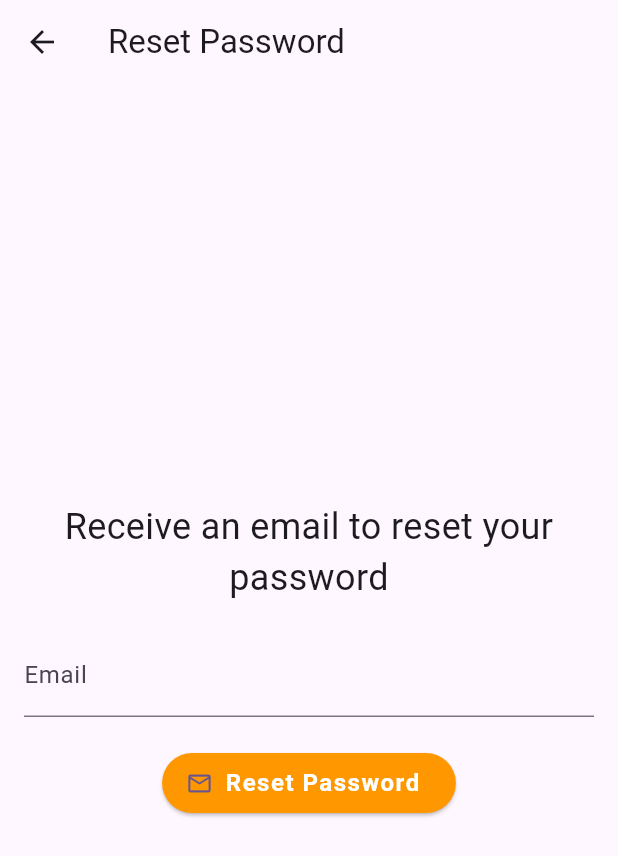
After one commit to DienMinhTri/my_app, a Flutter app: the ForgotPasswordPage screen opened directly, on a phone screen of 412 x 824 dp. The commit adds this screen. Shown: the top 856 px of the screen. Run offline on Flutter 3.47's test engine with Material 2 defaults, Android fonts, the light colour scheme and no system bars; our stand-ins replace email_validator, firebase_auth, firebase_core; accounts and stored records are empty; network calls fail.

Commit message:
verify and reset password

```diff
--- a/lib/screens/account.dart
+++ b/lib/screens/account.dart
@@ -1,3 +1,4 @@
+import 'package:firebase_auth/firebase_auth.dart';
 import 'package:flutter/material.dart';
 import 'package:my_app/screens/create.dart';
 
@@ -148,7 +149,7 @@ class _AccountScreenState extends State<AccountScreen> {
                           padding: const EdgeInsets.only(bottom: 50),
                           iconSize: 40,
                           icon: const Icon(Icons.more_vert),
-                          onPressed: () {},
+                          onPressed: () => FirebaseAuth.instance.signOut(),
                         ),
                       ],
                     ),
--- a/lib/screens/welcom.dart
+++ b/lib/screens/welcom.dart
@@ -11,6 +11,8 @@ class Welcome extends StatefulWidget {
 }
 
 class _WelcomeState extends State<Welcome> {
+  get onClickedSignUp => null;
+
   @override
   Widget build(BuildContext context) {
     return Scaffold(
@@ -33,7 +35,7 @@ class _WelcomeState extends State<Welcome> {
                 onTap: () {
                   Navigator.push(
                     context,
-                    MaterialPageRoute(builder: (context) => const Login()),
+                    MaterialPageRoute(builder: (context) => Login(onClickedSignUp: () { })),
                   );
                 },
                 child: Container(
@@ -62,7 +64,7 @@ class _WelcomeState extends State<Welcome> {
               onTap: () {
                 Navigator.push(
                   context,
-                  MaterialPageRoute(builder: (context) => const Register()),
+                  MaterialPageRoute(builder: (context) => Register(onClickedSignIn: () {  },)),
                 );
               },
               child: Container(
--- /dev/null
+++ b/lib/services/utils.dart
@@ -0,0 +1,18 @@
+import 'package:flutter/material.dart';
+
+final messengerKey = GlobalKey<ScaffoldMessengerState>();
+
+class Utils {
+  static final messengerKey = GlobalKey<ScaffoldMessengerState>();
+  showSnackBar(String? text) {
+    // ignore: avoid_print
+    print(text);
+    if (text == null) return;
+
+    final snackBar = SnackBar(content: Text(text), backgroundColor: Colors.red);
+
+    messengerKey.currentState!
+      ..removeCurrentSnackBar()
+      ..showSnackBar(snackBar);
+  }
+}
--- /dev/null
+++ b/lib/widgets/forgot_password_page.dart
@@ -0,0 +1,99 @@
+import 'package:email_validator/email_validator.dart';
+import 'package:firebase_auth/firebase_auth.dart';
+import 'package:flutter/material.dart';
+
+import '../services/utils.dart';
+
+class ForgotPasswordPage extends StatefulWidget {
+  const ForgotPasswordPage({super.key});
+
+  @override
+  State<ForgotPasswordPage> createState() => _ForgotPasswordPageState();
+}
+
+class _ForgotPasswordPageState extends State<ForgotPasswordPage> {
+  final formKey = GlobalKey<FormState>();
+  final emailController = TextEditingController();
+
+  @override
+  void dispose() {
+    emailController.dispose();
+
+    super.dispose();
+  }
+
+  @override
+  Widget build(BuildContext context) => Scaffold(
+        appBar: AppBar(
+          backgroundColor: Colors.transparent,
+          elevation: 0,
+          title: const Text('Reset Password'),
+        ),
+        body: Padding(
+          padding: const EdgeInsets.all(16),
+          child: Form(
+            key: formKey,
+            child: Column(
+              mainAxisAlignment: MainAxisAlignment.center,
+              children: [
+                const Text(
+                  'Receive an email to reset your password',
+                  textAlign: TextAlign.center,
+                  style: TextStyle(fontSize: 24),
+                ),
+                const SizedBox(height: 20),
+                TextFormField(
+                  controller: emailController,
+                  cursorColor: Colors.white,
+                  textInputAction: TextInputAction.done,
+                  decoration: const InputDecoration(labelText: 'Email'),
+                  autovalidateMode: AutovalidateMode.onUserInteraction,
+                  validator: (email) =>
+                      email != null && !EmailValidator.validate(email)
+                          ? 'Enter a valid email'
+                          : null,
+                ),
+                const SizedBox(height: 20),
+                ElevatedButton.icon(
+                  onPressed: resetPassword,
+                  icon: const Icon(Icons.email_outlined),
+                  style: const ButtonStyle(
+                    backgroundColor: MaterialStatePropertyAll(Colors.orange),
+                  ),
+                  label: const Text(
+                    'Reset Password',
+                    style: TextStyle(
+                        color: Colors.white,
+                        fontWeight: FontWeight.bold,
+                        letterSpacing: 1,
+                        fontSize: 16,
+                      ),
+                  ),
+                ),
+              ],
+            ),
+          ),
+        ),
+      );
+
+  Future resetPassword() async {
+    showDialog(
+      context: context,
+      barrierDismissible: false,
+      builder: (context) => const Center(child: CircularProgressIndicator()),
+    );
+    try {
+      await FirebaseAuth.instance
+          .sendPasswordResetEmail(email: emailController.text.trim());
+
+      Utils().showSnackBar('Password Reset Email Sent');
+      Navigator.of(context).popUntil((route) => route.isFirst);
+    } on FirebaseAuthException catch (e) {
+      // ignore: avoid_print
+      print(e);
+
+      Utils().showSnackBar(e.message);
+      Navigator.of(context).pop();
+    }
+  }
+}
--- a/pubspec.yaml
+++ b/pubspec.yaml
@@ -42,6 +42,8 @@ dependencies:
   firebase_auth: ^4.7.1
   firebase_core : ^2.15.0
   cloud_firestore: ^4.8.3
+  basic_utils: ^4.2.2
+  email_validator: ^2.0.1
 
 dev_dependencies:
   flutter_test:
```
Also changed, not shown: lib/main.dart (+30 -6 lines), lib/screens/Login.dart (+76 -93 lines), lib/screens/register.dart (+87 -68 lines), lib/services/VerifyEmail.dart (added, +114 -0 lines), lib/services/auth.dart (deleted, +0 -54 lines), lib/services/auth_path.dart (added, +21 -0 lines), lib/services/database.dart (deleted, +0 -20 lines), pubspec.lock.
